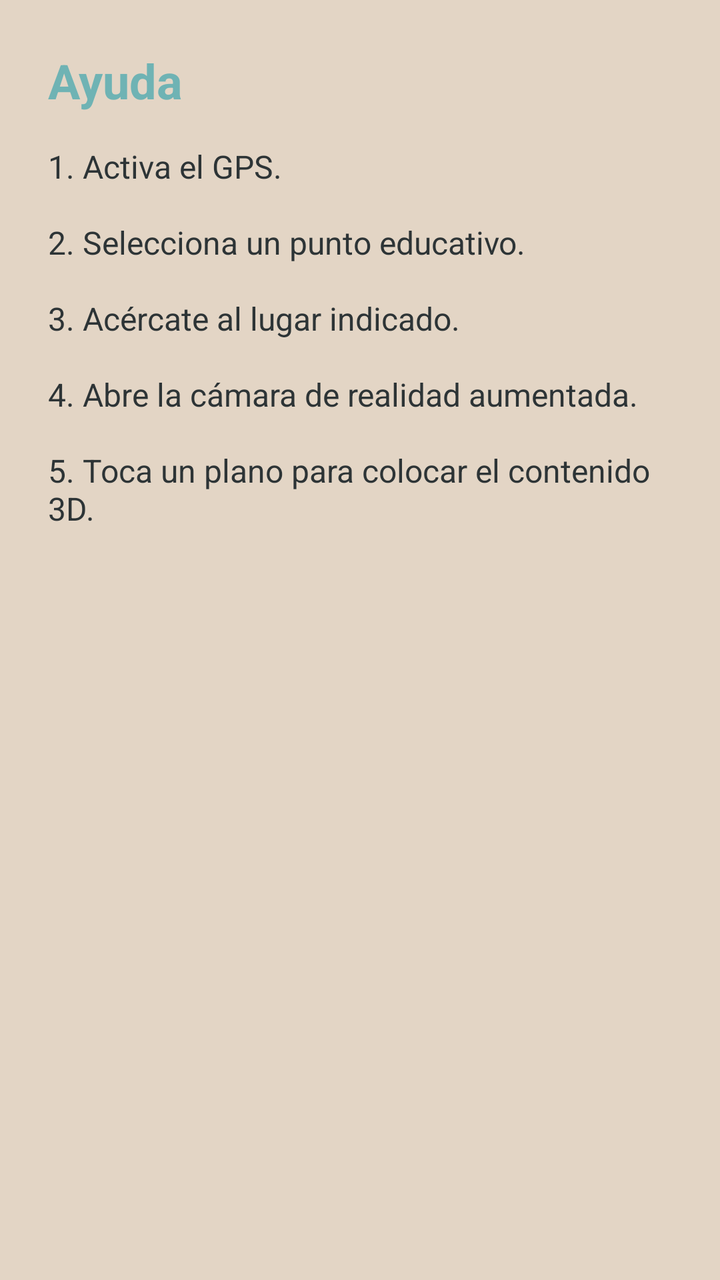
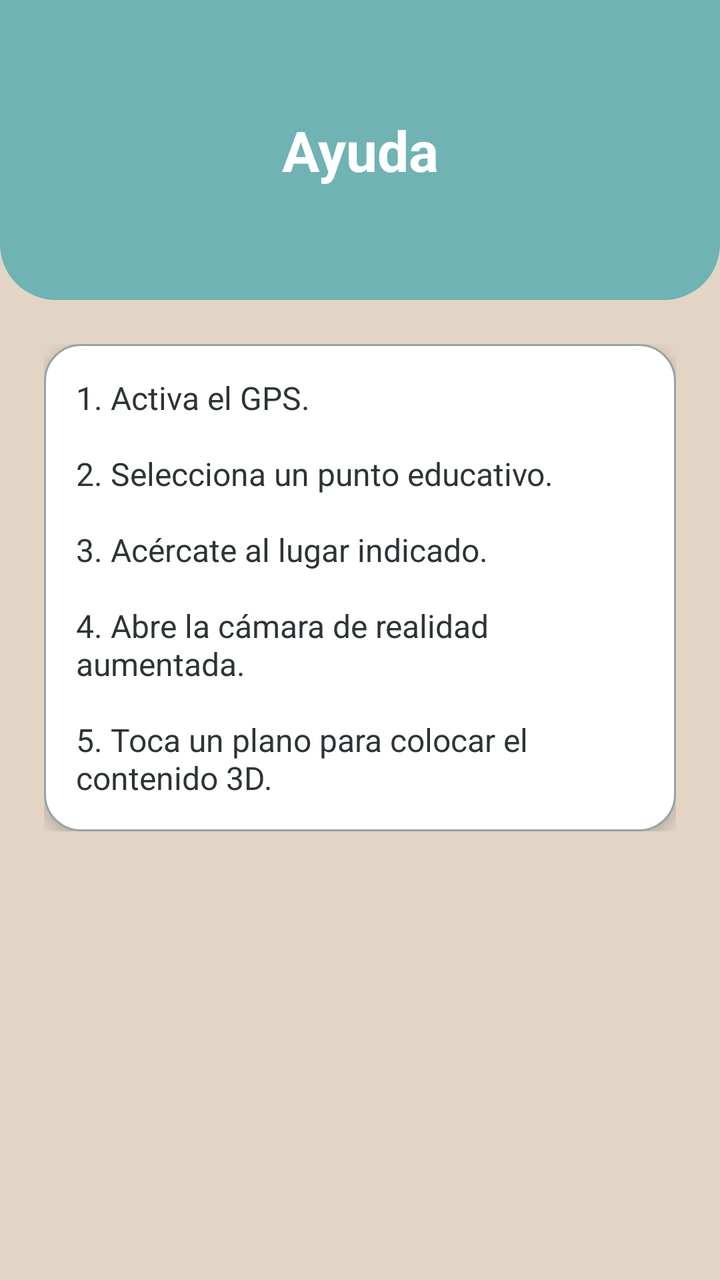

Before-and-after screenshots of an Android layout around one commit, followed by the original layout XML and the change that was made.
<!-- AndroidManifest.xml: application theme Theme.GuiaEducativaAR -->
<!-- res/layout/fragment_ayuda.xml -->
<?xml version="1.0" encoding="utf-8"?>
<ScrollView xmlns:android="http://schemas.android.com/apk/res/android"
    android:layout_width="match_parent"
    android:layout_height="match_parent"
    android:background="@color/background_beige">

    <LinearLayout
        android:layout_width="match_parent"
        android:layout_height="wrap_content"
        android:orientation="vertical"
        android:padding="24dp">

        <TextView
            android:layout_width="match_parent"
            android:layout_height="wrap_content"
            android:text="Ayuda"
            android:textSize="24sp"
            android:textStyle="bold"
            android:textColor="@color/primary_teal" />

        <TextView
            android:layout_width="match_parent"
            android:layout_height="wrap_content"
            android:text="1. Activa el GPS.\n\n2. Selecciona un punto educativo.\n\n3. Acércate al lugar indicado.\n\n4. Abre la cámara de realidad aumentada.\n\n5. Toca un plano para colocar el contenido 3D."
            android:textSize="16sp"
            android:textColor="@color/text_primary"
            android:layout_marginTop="16dp" />

    </LinearLayout>

</ScrollView>
<!-- resources referenced by this layout -->
<resources>
  <color name="background_beige">#E3D5C5</color>
  <color name="primary_teal">#6FB3B4</color>
  <color name="text_primary">#2D3436</color>
  <style name="Theme.GuiaEducativaAR" parent="Base.Theme.GuiaEducativaAR" />
  <style name="Base.Theme.GuiaEducativaAR" parent="Theme.Material3.DayNight.NoActionBar">
          
          
      </style>
</resources>

<!-- the commit's change to res/layout/fragment_ayuda.xml (unified diff, before → after) -->
@@ -7,24 +7,42 @@
     <LinearLayout
         android:layout_width="match_parent"
         android:layout_height="wrap_content"
-        android:orientation="vertical"
-        android:padding="24dp">
+        android:orientation="vertical">
 
-        <TextView
+        <LinearLayout
+            android:layout_width="match_parent"
+            android:layout_height="150dp"
+            android:gravity="center"
+            android:orientation="vertical"
+            android:background="@drawable/bg_header"
+            android:padding="20dp">
+
+            <TextView
+                android:layout_width="match_parent"
+                android:layout_height="wrap_content"
+                android:text="Ayuda"
+                android:textSize="28sp"
+                android:textStyle="bold"
+                android:textColor="@color/white"
+                android:gravity="center" />
+        </LinearLayout>
+
+        <LinearLayout
             android:layout_width="match_parent"
             android:layout_height="wrap_content"
-            android:text="Ayuda"
-            android:textSize="24sp"
-            android:textStyle="bold"
-            android:textColor="@color/primary_teal" />
+            android:padding="22dp"
+            android:orientation="vertical">
 
-        <TextView
-            android:layout_width="match_parent"
-            android:layout_height="wrap_content"
-            android:text="1. Activa el GPS.\n\n2. Selecciona un punto educativo.\n\n3. Acércate al lugar indicado.\n\n4. Abre la cámara de realidad aumentada.\n\n5. Toca un plano para colocar el contenido 3D."
-            android:textSize="16sp"
-            android:textColor="@color/text_primary"
-            android:layout_marginTop="16dp" />
+            <TextView
+                android:layout_width="match_parent"
+                android:layout_height="wrap_content"
+                android:background="@drawable/bg_card"
+                android:elevation="4dp"
+                android:text="1. Activa el GPS.\n\n2. Selecciona un punto educativo.\n\n3. Acércate al lugar indicado.\n\n4. Abre la cámara de realidad aumentada.\n\n5. Toca un plano para colocar el contenido 3D."
+                android:textSize="16sp"
+                android:textColor="@color/text_primary" />
+
+        </LinearLayout>
 
     </LinearLayout>
 
<!-- resource entries referenced after the edit -->
@@ -3,7 +3,31 @@
   <color name="background_beige">#E3D5C5</color>
   <color name="primary_teal">#6FB3B4</color>
   <color name="text_primary">#2D3436</color>
+  <color name="white">#FFFFFF</color>
+  <!-- drawable bg_card (drawable) -->
+  <?xml version="1.0" encoding="utf-8"?>
+  <shape xmlns:android="http://schemas.android.com/apk/res/android">
+      <solid android:color="@color/white" />
+      <corners android:radius="18dp" />
+      <stroke
+          android:width="1dp"
+          android:color="@color/secondary_gray" />
+      <padding
+          android:left="16dp"
+          android:right="16dp"
+          android:top="16dp"
+          android:bottom="16dp" />
+  </shape>
+  <!-- drawable bg_header (drawable) -->
+  <?xml version="1.0" encoding="utf-8"?>
+  <shape xmlns:android="http://schemas.android.com/apk/res/android">
+      <solid android:color="@color/primary_teal" />
+      <corners
+          android:bottomLeftRadius="28dp"
+          android:bottomRightRadius="28dp" />
+  </shape>
   <style name="Theme.GuiaEducativaAR" parent="Base.Theme.GuiaEducativaAR" />
+  <color name="secondary_gray">#95A5A6</color>
   <style name="Base.Theme.GuiaEducativaAR" parent="Theme.Material3.DayNight.NoActionBar">
           
           
